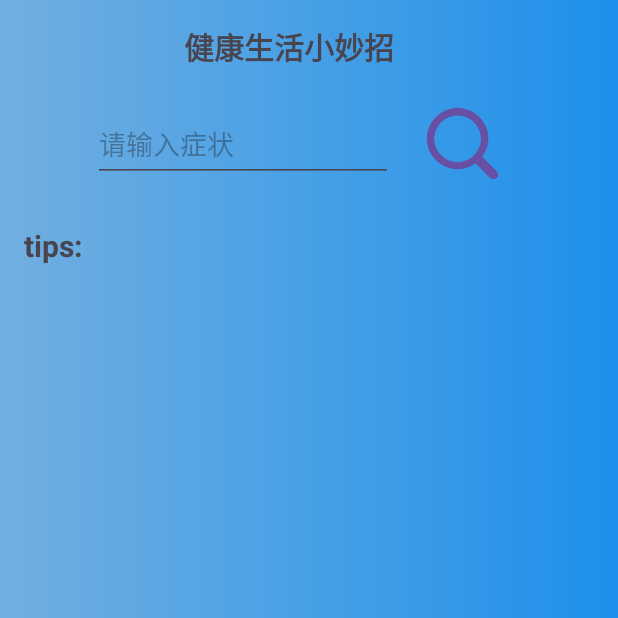
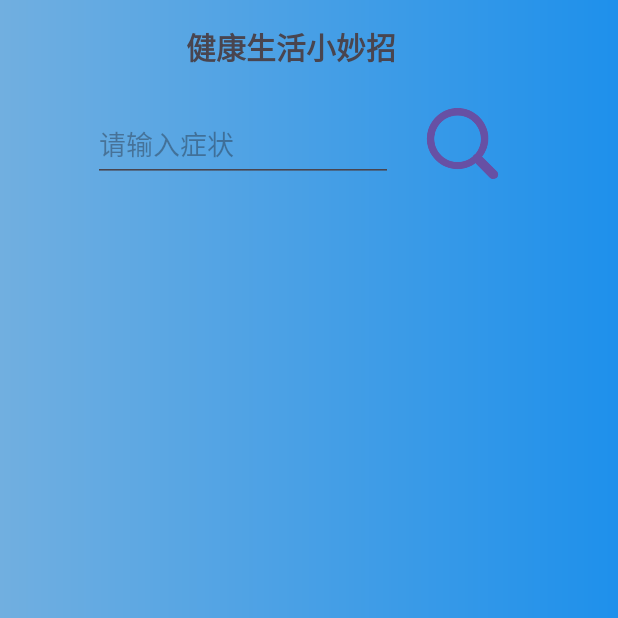
Before and after one commit to good522/WinterTest, an Android app: the screen it shows after launch (HomeActivity), item 2 of the bottom bar chosen, on a phone screen of 412 x 824 dp, the top half of it. Run offline under Robolectric (Android 15) with nearby library versions, the phone set to English and light mode, and no system bars.

Commit message:
修改了HealthFragment

```diff
--- a/app/src/main/java/com/example/wintertest/ui/fragment/HealthFragment.java
+++ b/app/src/main/java/com/example/wintertest/ui/fragment/HealthFragment.java
@@ -44,7 +44,7 @@ public class HealthFragment extends Fragment {
         mproblemEditText = view.findViewById(R.id.problem_editText);
         msearchButton = view.findViewById(R.id.search_button);
         RecyclerView recyclerView = view.findViewById(R.id.health_recyclerView);
-        LinearLayoutManager layoutManager = new LinearLayoutManager(getActivity());
+        LinearLayoutManager layoutManager = new LinearLayoutManager(getContext());
         recyclerView.setLayoutManager(layoutManager);
         adapter = new HealthAdapter();
         recyclerView.setAdapter(adapter);
@@ -60,11 +60,12 @@ public class HealthFragment extends Fragment {
         });
     }
     private void requestHealth() {
-        String problem =mproblemEditText.getText().toString().trim();
+        String problem = mproblemEditText.getText().toString().trim();
         if (problem.equals("")) {
             Toast.makeText(getActivity(), "请输入问题", Toast.LENGTH_SHORT).show();
         }
         else if (problem.equals("失眠")) {
+            suggestionList.clear();
             Suggestion insomnia = new Suggestion("失眠", "以下是一些缓解失眠的小妙招：\n" +
                     " \n" +
                     "生活习惯调整\n" +
@@ -94,7 +95,8 @@ public class HealthFragment extends Fragment {
                     "- 食用助眠食物：适量吃香蕉、燕麦、坚果等富含镁、钾、维生素B6等助眠成分的食物。但睡前不宜吃太多，避免肠胃负担影响睡眠。");
             suggestionList.add(insomnia);
         }
-        else if (problem.equals("焦虑")){
+            else if (problem.equals("焦虑")) {
+                suggestionList.clear();
                 Suggestion Anxiety = new Suggestion("焦虑", "运动放松\n" +
                         " \n" +
                         "- 有氧运动：进行如跑步、游泳、骑自行车等有氧运动，能促使身体分泌内啡肽和多巴胺，这些神经递质有助于改善情绪，减轻焦虑感。建议每周进行至少3次，每次30分钟以上的有氧运动。\n" +
@@ -119,11 +121,12 @@ public class HealthFragment extends Fragment {
                         " \n" +
                         "- 亲近自然：前往公园、郊外等自然环境中散步或静坐，呼吸新鲜空气，欣赏自然美景，自然的宁静与和谐能抚慰心灵，缓解焦虑情绪。\n" +
                         " \n" +
-                    "- 布置空间：将居住或工作空间布置得温馨、舒适、整洁，让自己处于一个宜人的环境中，有助于放松心情，减少焦虑的产生。" );
+                        "- 布置空间：将居住或工作空间布置得温馨、舒适、整洁，让自己处于一个宜人的环境中，有助于放松心情，减少焦虑的产生。");
                 suggestionList.add(Anxiety);
             }
-        else if (problem.equals("脱发")){
-            Suggestion hairLoss = new Suggestion("脱发","生活习惯方面\n" +
+            else if (problem.equals("脱发")) {
+                suggestionList.clear();
+                Suggestion hairLoss = new Suggestion("脱发", "生活习惯方面\n" +
                         " \n" +
                         "- 保证充足睡眠：长期熬夜会打乱生物钟，影响身体的正常代谢，从而加重脱发。每天应保证7-8小时的高质量睡眠，让身体得到充分休息，促进头皮血液循环，为头发生长提供良好的环境。\n" +
                         " \n" +
@@ -148,7 +151,7 @@ public class HealthFragment extends Fragment {
                         "- 借助工具：也可以使用头皮按摩器等工具辅助按摩，能更均匀地刺激头皮，一般每周使用2-3次，每次5-10分钟即可。");
                 suggestionList.add(hairLoss);
             }
-        else {
+            else  {
                 Toast.makeText(getActivity(), "暂不支持查询该症状", Toast.LENGTH_SHORT).show();
             }
             if (adapter != null) {
--- a/app/src/main/res/layout/fragment_health.xml
+++ b/app/src/main/res/layout/fragment_health.xml
@@ -18,7 +18,7 @@
         android:textStyle="bold"
         app:layout_constraintBottom_toBottomOf="parent"
         app:layout_constraintEnd_toEndOf="parent"
-        app:layout_constraintHorizontal_bias="0.991"
+        app:layout_constraintHorizontal_bias="1.0"
         app:layout_constraintStart_toStartOf="parent"
         app:layout_constraintTop_toTopOf="parent"
         app:layout_constraintVertical_bias="0.022" />
@@ -47,31 +47,13 @@
         app:layout_constraintTop_toTopOf="parent"
         app:layout_constraintVertical_bias="0.102" />
 
-    <TextView
-        android:id="@+id/textView"
-        android:layout_width="50dp"
-        android:layout_height="30dp"
-        android:text="tips:"
-        android:textSize="20sp"
-        android:textStyle="bold"
-        app:layout_constraintBottom_toBottomOf="parent"
-        app:layout_constraintEnd_toEndOf="parent"
-        app:layout_constraintHorizontal_bias="0.044"
-        app:layout_constraintStart_toStartOf="parent"
-        app:layout_constraintTop_toTopOf="parent"
-        app:layout_constraintVertical_bias="0.208" />
-
     <androidx.recyclerview.widget.RecyclerView
         android:id="@+id/health_recyclerView"
         android:layout_width="match_parent"
         android:layout_height="0dp"
-        android:layout_marginTop="8dp"
+        app:layout_constraintTop_toBottomOf="@+id/problem_editText"
         app:layout_constraintBottom_toBottomOf="parent"
-        app:layout_constraintEnd_toEndOf="parent"
-        app:layout_constraintHorizontal_bias="0.0"
         app:layout_constraintStart_toStartOf="parent"
-        app:layout_constraintTop_toBottomOf="@id/textView"
-        app:layout_constraintVertical_bias="1.0" />
-
+        app:layout_constraintEnd_toEndOf="parent" />
 
 </androidx.constraintlayout.widget.ConstraintLayout>
```
Lines whose indentation alone changed are shown as unchanged.
